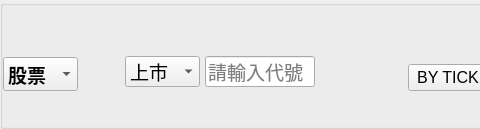
First picture: the form in M5Client/LayerTopMenu.ui, repository eye01/M5, before the edit; both pictures show x 0 to 480 and y 0 to 129 of the 1006 by 129 pixel window.
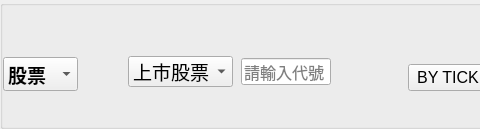
Second picture: the form after the edit. The open tabs and pages were chosen to show the change.

The edit to the form file:
```diff
--- a/M5Client/LayerTopMenu.ui
+++ b/M5Client/LayerTopMenu.ui
@@ -99,19 +99,19 @@
           <rect>
            <x>120</x>
            <y>50</y>
-           <width>200</width>
+           <width>220</width>
            <height>43</height>
           </rect>
          </property>
          <property name="minimumSize">
           <size>
-           <width>180</width>
+           <width>220</width>
            <height>0</height>
           </size>
          </property>
          <property name="maximumSize">
           <size>
-           <width>200</width>
+           <width>220</width>
            <height>16777215</height>
           </size>
          </property>
@@ -144,13 +144,13 @@
             <widget class="QComboBox" name="comboBox">
              <property name="minimumSize">
               <size>
-               <width>75</width>
+               <width>105</width>
                <height>0</height>
               </size>
              </property>
              <property name="maximumSize">
               <size>
-               <width>100</width>
+               <width>105</width>
                <height>16777215</height>
               </size>
              </property>
@@ -161,7 +161,7 @@
              </property>
              <item>
               <property name="text">
-               <string>上市</string>
+               <string>上市股票</string>
               </property>
              </item>
              <item>
@@ -180,19 +180,19 @@
             <widget class="QLineEdit" name="lineEdit">
              <property name="minimumSize">
               <size>
-               <width>100</width>
+               <width>90</width>
                <height>0</height>
               </size>
              </property>
              <property name="maximumSize">
               <size>
-               <width>200</width>
+               <width>90</width>
                <height>16777215</height>
               </size>
              </property>
              <property name="font">
               <font>
-               <pointsize>14</pointsize>
+               <pointsize>12</pointsize>
               </font>
              </property>
              <property name="placeholderText">
```
Left out of the diff: 34 changed lines with no effect on the pictures.
